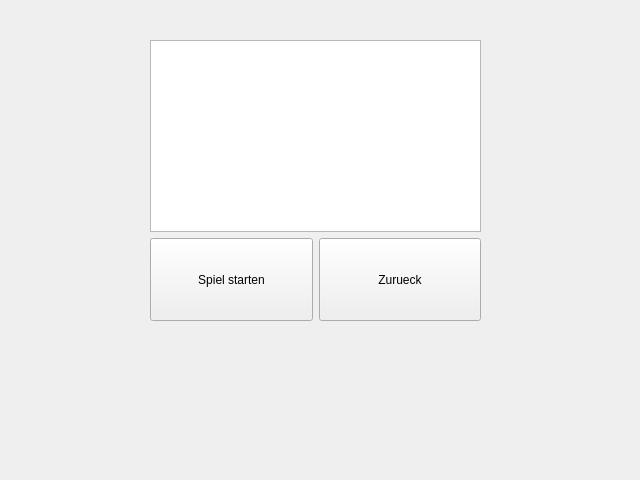
feelx88/Qt-Project, file src/ui/MainWindow.ui: the form before one commit.
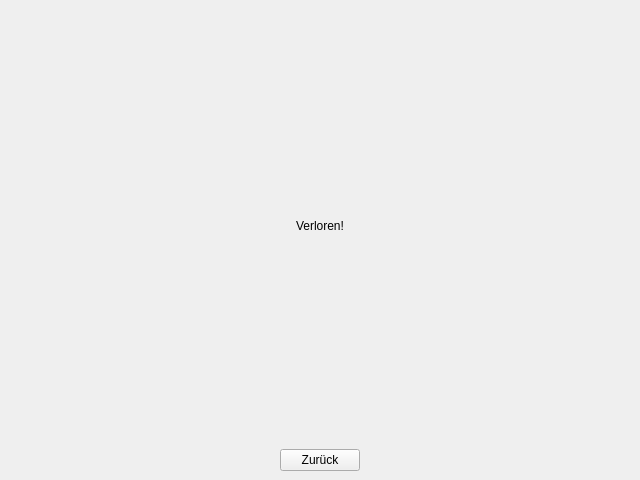
The form after the commit. Icons and pictures are not drawn. Custom widgets are drawn as their Qt base class.

Patch:
```diff
--- a/src/ui/MainWindow.ui
+++ b/src/ui/MainWindow.ui
@@ -35,7 +35,7 @@
       </sizepolicy>
      </property>
      <property name="currentIndex">
-      <number>1</number>
+      <number>4</number>
      </property>
      <widget class="QWidget" name="mainmenu">
       <property name="sizePolicy">
@@ -756,6 +756,70 @@
        </layout>
       </widget>
      </widget>
+     <widget class="QWidget" name="loserPage">
+      <layout class="QHBoxLayout" name="horizontalLayout_7">
+       <item>
+        <layout class="QVBoxLayout" name="verticalLayout_6">
+         <item>
+          <widget class="QLabel" name="label">
+           <property name="sizePolicy">
+            <sizepolicy hsizetype="Preferred" vsizetype="Expanding">
+             <horstretch>0</horstretch>
+             <verstretch>0</verstretch>
+            </sizepolicy>
+           </property>
+           <property name="styleSheet">
+            <string notr="true">font-size:500%;</string>
+           </property>
+           <property name="text">
+            <string>Verloren!</string>
+           </property>
+           <property name="alignment">
+            <set>Qt::AlignCenter</set>
+           </property>
+          </widget>
+         </item>
+         <item>
+          <layout class="QHBoxLayout" name="horizontalLayout_13">
+           <item>
+            <spacer name="horizontalSpacer_17">
+             <property name="orientation">
+              <enum>Qt::Horizontal</enum>
+             </property>
+             <property name="sizeHint" stdset="0">
+              <size>
+               <width>40</width>
+               <height>20</height>
+              </size>
+             </property>
+            </spacer>
+           </item>
+           <item>
+            <widget class="QPushButton" name="pushButton">
+             <property name="text">
+              <string>Zurück</string>
+             </property>
+            </widget>
+           </item>
+           <item>
+            <spacer name="horizontalSpacer_18">
+             <property name="orientation">
+              <enum>Qt::Horizontal</enum>
+             </property>
+             <property name="sizeHint" stdset="0">
+              <size>
+               <width>40</width>
+               <height>20</height>
+              </size>
+             </property>
+            </spacer>
+           </item>
+          </layout>
+         </item>
+        </layout>
+       </item>
+      </layout>
+     </widget>
      <widget class="GLRenderer" name="renderer"/>
     </widget>
    </item>
```
Left out of the diff: 16 changed lines with no effect on the pictures.
